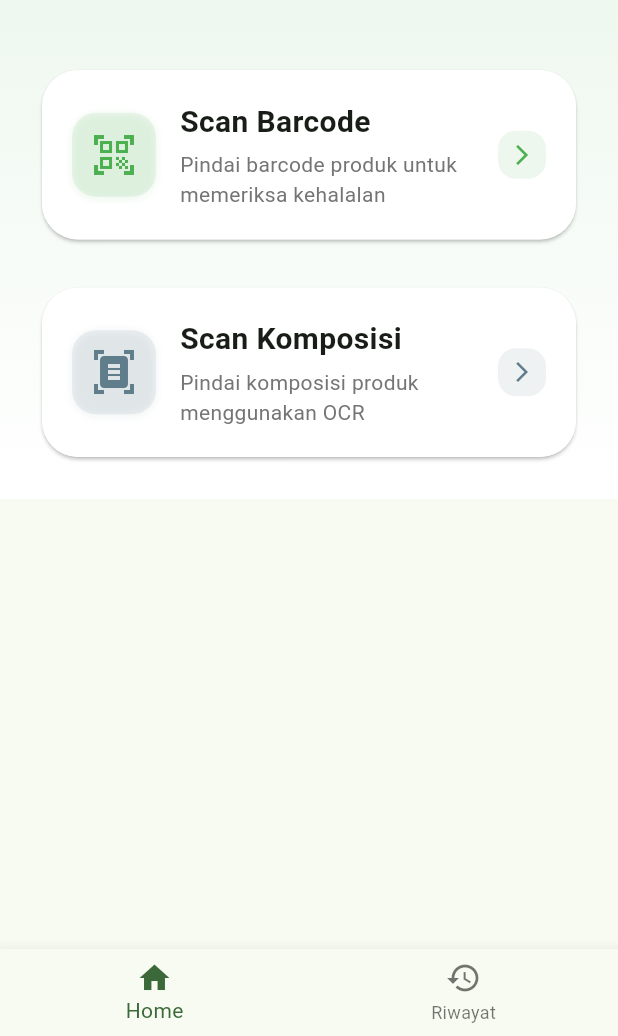
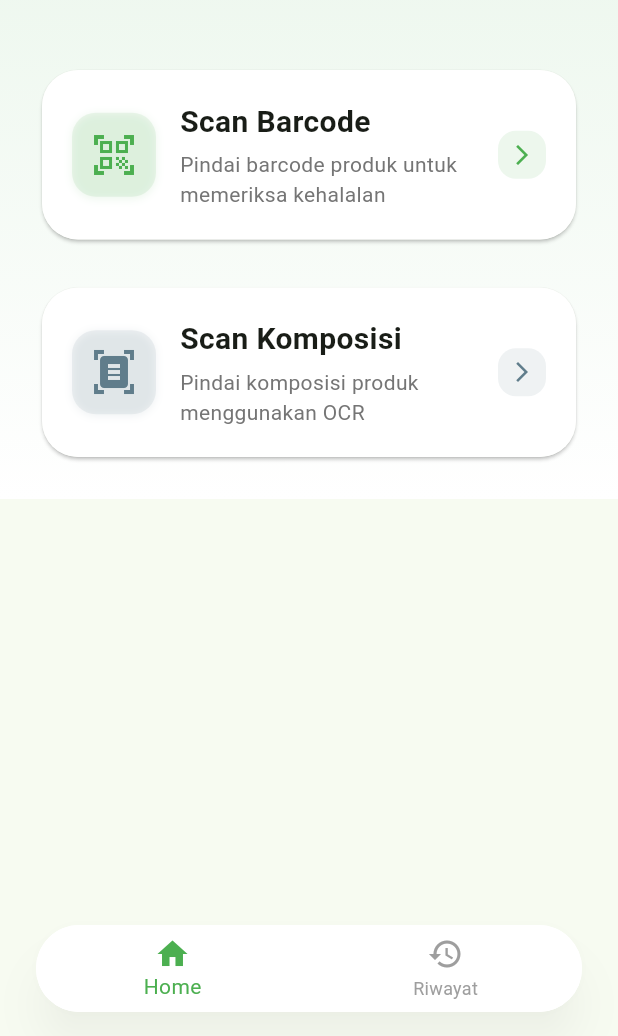
Before and after one commit to akiraraihaan/Halal_Lens, a Flutter app: the screen it shows after launch, on a phone screen of 412 x 824 dp, the part 200-1236 px from its top. Run offline on Flutter 3.47's test engine with Material 3 defaults, Android fonts, the phone set to English and light mode, and no system bars; our stand-ins replace camera, cloud_firestore, firebase_core, permission_handler, shared_preferences; missing offline and left inert: barcode_scan2, google_mlkit_text_recognition; accounts and stored records are empty.

Commit message:
feat: Enhance bottom navigation bar with improved styling and functionality

```diff
--- a/lib/screens/home_screen.dart
+++ b/lib/screens/home_screen.dart
@@ -18,7 +18,21 @@ class _HomeScreenState extends State<HomeScreen> {
   Widget build(BuildContext context) {
     return Scaffold(
       body: _currentIndex == 0 ? const HomePage() : const ScanHistoryScreen(),
-      bottomNavigationBar: BottomNavigationBar(
+      bottomNavigationBar: Padding(
+        padding: const EdgeInsets.only(left: 24, right: 24, bottom: 16),
+        child: PhysicalModel(
+          color: Colors.white,
+          elevation: 12,
+          borderRadius: BorderRadius.circular(32),
+          shadowColor: Colors.black.withOpacity(0.2),
+          child: ClipRRect(
+            borderRadius: BorderRadius.circular(32),
+            child: Container(
+              decoration: BoxDecoration(
+                borderRadius: BorderRadius.circular(32),
+                color: Colors.white,
+              ),
+              child: BottomNavigationBar(
                 currentIndex: _currentIndex,
                 onTap: (index) => setState(() => _currentIndex = index),
                 items: const [
@@ -31,6 +45,16 @@ class _HomeScreenState extends State<HomeScreen> {
                     label: 'Riwayat',
                   ),
                 ],
+                backgroundColor: Colors.white,
+                elevation: 0,
+                type: BottomNavigationBarType.fixed,
+                selectedItemColor: Colors.green,
+                unselectedItemColor: Colors.grey,
+                showUnselectedLabels: true,
+              ),
+            ),
+          ),
+        ),
       ),
     );
   }
```
Lines whose indentation alone changed are shown as unchanged.
